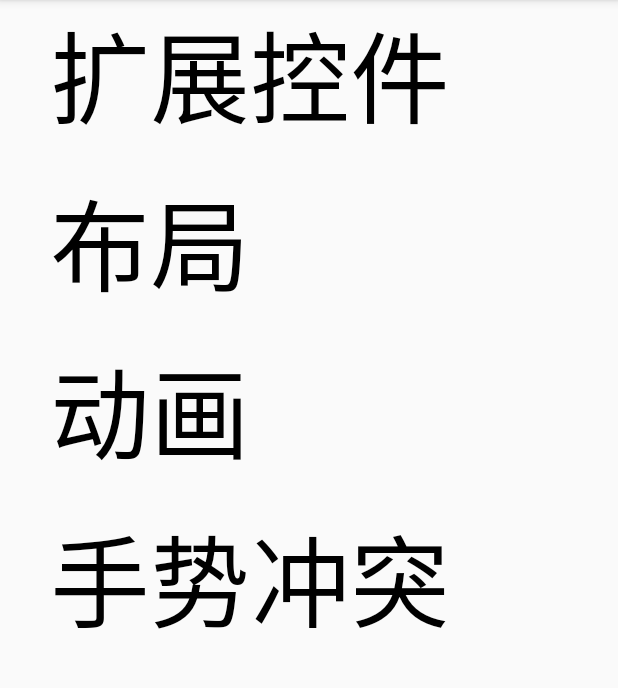
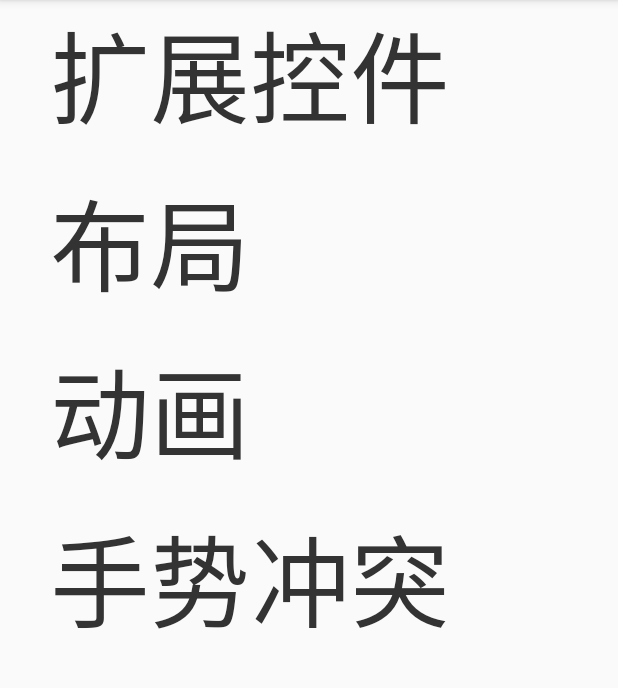
Before and after one commit to lxis/frankui, an Android app: the screen it shows after launch (IndexActivity), on a phone screen of 412 x 824 dp, the part 84-772 px from its top. Run offline under Robolectric (Android 15) with nearby library versions, the phone set to English and light mode, and no system bars.

Commit message:
优化代码1

```diff
--- a/frankui/app/src/main/java/com/frankui/frankui/index/IndexAdapter.java
+++ b/frankui/app/src/main/java/com/frankui/frankui/index/IndexAdapter.java
@@ -69,6 +69,13 @@ public class IndexAdapter extends BaseAdapter {
 
         if (data != null) {
             viewHolder.text.setText(data.getText());
+            if (data.getClz() != null) {
+                viewHolder.text.setTextColor(mContext.getColor(R.color.colorPrimary));
+            } else if (data.isIndex()) {
+                viewHolder.text.setTextColor(mContext.getColor(R.color.black));
+            } else {
+                viewHolder.text.setTextColor(mContext.getColor(R.color.grey));
+            }
         }
 
         return view;
--- a/frankui/app/src/main/java/com/frankui/frankui/index/IndexData.java
+++ b/frankui/app/src/main/java/com/frankui/frankui/index/IndexData.java
@@ -3,14 +3,21 @@ package com.frankui.frankui.index;
 public class IndexData {
     private String mText;
     private Class<?> mClz;
+    private boolean mIsIndex;
 
     public IndexData(String text) {
         mText = text;
     }
 
+    public IndexData(String text, boolean isIndex) {
+        mText = text;
+        mIsIndex = isIndex;
+    }
+
     public IndexData(String text, Class<?> clz) {
         mText = text;
         mClz = clz;
+        mIsIndex = true;
     }
 
     public String getText() {
@@ -28,4 +35,12 @@ public class IndexData {
     public void setClz(Class<?> clz) {
         mClz = clz;
     }
+
+    public boolean isIndex() {
+        return mIsIndex;
+    }
+
+    public void setIsIndex(boolean isIndex) {
+        mIsIndex = isIndex;
+    }
 }
--- a/frankui/app/src/main/java/com/frankui/frankui/index/IndexModel.java
+++ b/frankui/app/src/main/java/com/frankui/frankui/index/IndexModel.java
@@ -18,10 +18,10 @@ public class IndexModel {
 
     private void init() {
         mIndex = new ArrayList<>();
-        mIndex.add(new IndexData("扩展控件"));
-        mIndex.add(new IndexData("布局"));
-        mIndex.add(new IndexData("动画"));
-        mIndex.add(new IndexData("手势冲突"));
+        mIndex.add(new IndexData("扩展控件", true));
+        mIndex.add(new IndexData("布局", true));
+        mIndex.add(new IndexData("动画", true));
+        mIndex.add(new IndexData("手势冲突", true));
 
         List<IndexData> extend = new ArrayList<>();
         extend.add(new IndexData("扩展控件1"));
@@ -31,7 +31,7 @@ public class IndexModel {
         extend.add(new IndexData("扩展控件5"));
         List<IndexData> layout = new ArrayList<>();
         layout.add(new IndexData("布局1"));
-        layout.add(new IndexData("布局件2"));
+        layout.add(new IndexData("布局2"));
         layout.add(new IndexData("布局3"));
         layout.add(new IndexData("布局4"));
         layout.add(new IndexData("布局5"));
--- a/frankui/app/src/main/res/values/colors.xml
+++ b/frankui/app/src/main/res/values/colors.xml
@@ -3,4 +3,6 @@
     <color name="colorPrimary">#3F51B5</color>
     <color name="colorPrimaryDark">#303F9F</color>
     <color name="colorAccent">#FF4081</color>
+    <color name="grey">#ccc</color>
+    <color name="black">#333</color>
 </resources>
```
